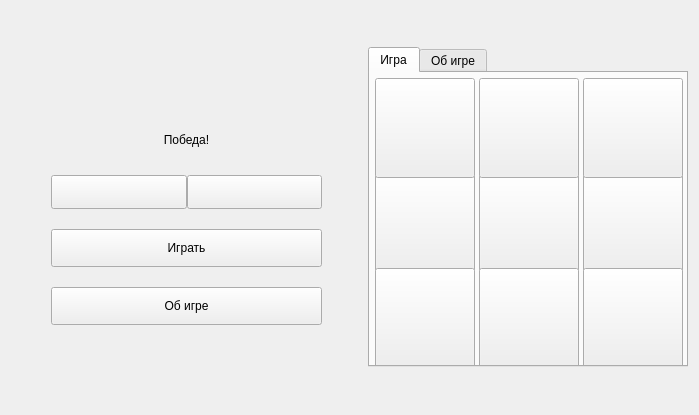
Above: TicTacToe/widget.ui from MyDum-bsu/QT before the change. Below: the same form after it.
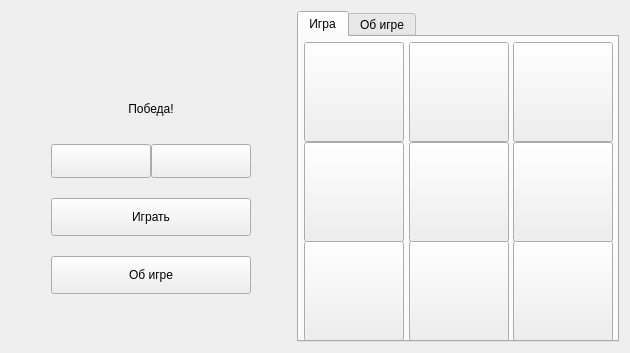
That is the form after the change. The open tabs and pages were chosen to show the change. Icons and pictures are not drawn.

Patch:
```diff
--- a/TicTacToe/widget.ui
+++ b/TicTacToe/widget.ui
@@ -6,10 +6,22 @@
    <rect>
     <x>0</x>
     <y>0</y>
-    <width>699</width>
-    <height>415</height>
+    <width>630</width>
+    <height>353</height>
    </rect>
   </property>
+  <property name="minimumSize">
+   <size>
+    <width>630</width>
+    <height>0</height>
+   </size>
+  </property>
+  <property name="maximumSize">
+   <size>
+    <width>750</width>
+    <height>450</height>
+   </size>
+  </property>
   <property name="windowTitle">
    <string>Крестики / нолики</string>
   </property>
@@ -57,6 +69,18 @@
      </item>
      <item>
       <widget class="QLabel" name="label">
+       <property name="sizePolicy">
+        <sizepolicy hsizetype="Preferred" vsizetype="Preferred">
+         <horstretch>0</horstretch>
+         <verstretch>0</verstretch>
+        </sizepolicy>
+       </property>
+       <property name="minimumSize">
+        <size>
+         <width>0</width>
+         <height>0</height>
+        </size>
+       </property>
        <property name="text">
         <string/>
        </property>
@@ -103,6 +127,9 @@
            <height>34</height>
           </size>
          </property>
+         <property name="styleSheet">
+          <string notr="true"/>
+         </property>
          <property name="text">
           <string/>
          </property>
@@ -194,10 +221,16 @@
        <verstretch>0</verstretch>
       </sizepolicy>
      </property>
+     <property name="minimumSize">
+      <size>
+       <width>322</width>
+       <height>322</height>
+      </size>
+     </property>
      <property name="maximumSize">
       <size>
-       <width>320</width>
-       <height>320</height>
+       <width>322</width>
+       <height>340</height>
       </size>
      </property>
      <property name="styleSheet">
@@ -220,15 +253,18 @@
        <property name="rightMargin">
         <number>5</number>
        </property>
-       <property name="horizontalSpacing">
+       <property name="bottomMargin">
         <number>5</number>
        </property>
-       <item row="1" column="3">
-        <widget class="QPushButton" name="pushButton_1_1">
+       <property name="spacing">
+        <number>5</number>
+       </property>
+       <item row="0" column="0">
+        <widget class="QPushButton" name="pushButton_0_0">
          <property name="sizePolicy">
           <sizepolicy hsizetype="Fixed" vsizetype="Fixed">
-           <horstretch>100</horstretch>
-           <verstretch>100</verstretch>
+           <horstretch>0</horstretch>
+           <verstretch>0</verstretch>
           </sizepolicy>
          </property>
          <property name="minimumSize">
@@ -237,20 +273,55 @@
            <height>100</height>
           </size>
          </property>
-         <property name="styleSheet">
-          <string notr="true"/>
+         <property name="text">
+          <string/>
          </property>
+        </widget>
+       </item>
+       <item row="0" column="1">
+        <widget class="QPushButton" name="pushButton_0_1">
+         <property name="sizePolicy">
+          <sizepolicy hsizetype="Fixed" vsizetype="Fixed">
+           <horstretch>0</horstretch>
+           <verstretch>0</verstretch>
+          </sizepolicy>
+         </property>
+         <property name="minimumSize">
+          <size>
+           <width>100</width>
+           <height>100</height>
+          </size>
+         </property>
          <property name="text">
           <string/>
          </property>
         </widget>
        </item>
-       <item row="1" column="1">
+       <item row="0" column="2">
+        <widget class="QPushButton" name="pushButton_0_2">
+         <property name="sizePolicy">
+          <sizepolicy hsizetype="Fixed" vsizetype="Fixed">
+           <horstretch>0</horstretch>
+           <verstretch>0</verstretch>
+          </sizepolicy>
+         </property>
+         <property name="minimumSize">
+          <size>
+           <width>100</width>
+           <height>100</height>
+          </size>
+         </property>
+         <property name="text">
+          <string/>
+         </property>
+        </widget>
+       </item>
+       <item row="1" column="0">
         <widget class="QPushButton" name="pushButton_1_0">
          <property name="sizePolicy">
           <sizepolicy hsizetype="Fixed" vsizetype="Fixed">
-           <horstretch>100</horstretch>
-           <verstretch>100</verstretch>
+           <horstretch>0</horstretch>
+           <verstretch>0</verstretch>
           </sizepolicy>
          </property>
          <property name="minimumSize">
@@ -264,7 +335,29 @@
          </property>
         </widget>
        </item>
-       <item row="1" column="4">
+       <item row="1" column="1">
+        <widget class="QPushButton" name="pushButton_1_1">
+         <property name="sizePolicy">
+          <sizepolicy hsizetype="Fixed" vsizetype="Fixed">
+           <horstretch>0</horstretch>
+           <verstretch>0</verstretch>
+          </sizepolicy>
+         </property>
+         <property name="minimumSize">
+          <size>
+           <width>100</width>
+           <height>100</height>
+          </size>
+         </property>
+         <property name="styleSheet">
+          <string notr="true"/>
+         </property>
+         <property name="text">
+          <string/>
+         </property>
+        </widget>
+       </item>
+       <item row="1" column="2">
         <widget class="QPushButton" name="pushButton_1_2">
          <property name="sizePolicy">
           <sizepolicy hsizetype="Fixed" vsizetype="Fixed">
@@ -283,50 +376,12 @@
          </property>
         </widget>
        </item>
-       <item row="0" column="1">
-        <widget class="QPushButton" name="pushButton_0_0">
-         <property name="sizePolicy">
-          <sizepolicy hsizetype="Fixed" vsizetype="Fixed">
-           <horstretch>100</horstretch>
-           <verstretch>100</verstretch>
-          </sizepolicy>
-         </property>
-         <property name="minimumSize">
-          <size>
-           <width>100</width>
-           <height>100</height>
-          </size>
-         </property>
-         <property name="text">
-          <string/>
-         </property>
-        </widget>
-       </item>
-       <item row="2" column="3">
-        <widget class="QPushButton" name="pushButton_2_1">
-         <property name="sizePolicy">
-          <sizepolicy hsizetype="Fixed" vsizetype="Fixed">
-           <horstretch>100</horstretch>
-           <verstretch>100</verstretch>
-          </sizepolicy>
-         </property>
-         <property name="minimumSize">
-          <size>
-           <width>100</width>
-           <height>100</height>
-          </size>
-         </property>
-         <property name="text">
-          <string/>
-         </property>
-        </widget>
-       </item>
-       <item row="2" column="1">
+       <item row="2" column="0">
         <widget class="QPushButton" name="pushButton_2_0">
          <property name="sizePolicy">
           <sizepolicy hsizetype="Fixed" vsizetype="Fixed">
-           <horstretch>100</horstretch>
-           <verstretch>100</verstretch>
+           <horstretch>0</horstretch>
+           <verstretch>0</verstretch>
           </sizepolicy>
          </property>
          <property name="minimumSize">
@@ -340,12 +395,12 @@
          </property>
         </widget>
        </item>
-       <item row="0" column="3">
-        <widget class="QPushButton" name="pushButton_0_1">
+       <item row="2" column="1">
+        <widget class="QPushButton" name="pushButton_2_1">
          <property name="sizePolicy">
           <sizepolicy hsizetype="Fixed" vsizetype="Fixed">
-           <horstretch>100</horstretch>
-           <verstretch>100</verstretch>
+           <horstretch>0</horstretch>
+           <verstretch>0</verstretch>
           </sizepolicy>
          </property>
          <property name="minimumSize">
@@ -359,31 +414,12 @@
          </property>
         </widget>
        </item>
-       <item row="2" column="4">
+       <item row="2" column="2">
         <widget class="QPushButton" name="pushButton_2_2">
          <property name="sizePolicy">
           <sizepolicy hsizetype="Fixed" vsizetype="Fixed">
-           <horstretch>100</horstretch>
-           <verstretch>100</verstretch>
-          </sizepolicy>
-         </property>
-         <property name="minimumSize">
-          <size>
-           <width>100</width>
-           <height>100</height>
-          </size>
-         </property>
-         <property name="text">
-          <string/>
-         </property>
-        </widget>
-       </item>
-       <item row="0" column="4">
-        <widget class="QPushButton" name="pushButton_0_2">
-         <property name="sizePolicy">
-          <sizepolicy hsizetype="Fixed" vsizetype="Fixed">
-           <horstretch>100</horstretch>
-           <verstretch>100</verstretch>
+           <horstretch>0</horstretch>
+           <verstretch>0</verstretch>
           </sizepolicy>
          </property>
          <property name="minimumSize">
```
Left out of the diff: 18 changed lines with no effect on the pictures.
